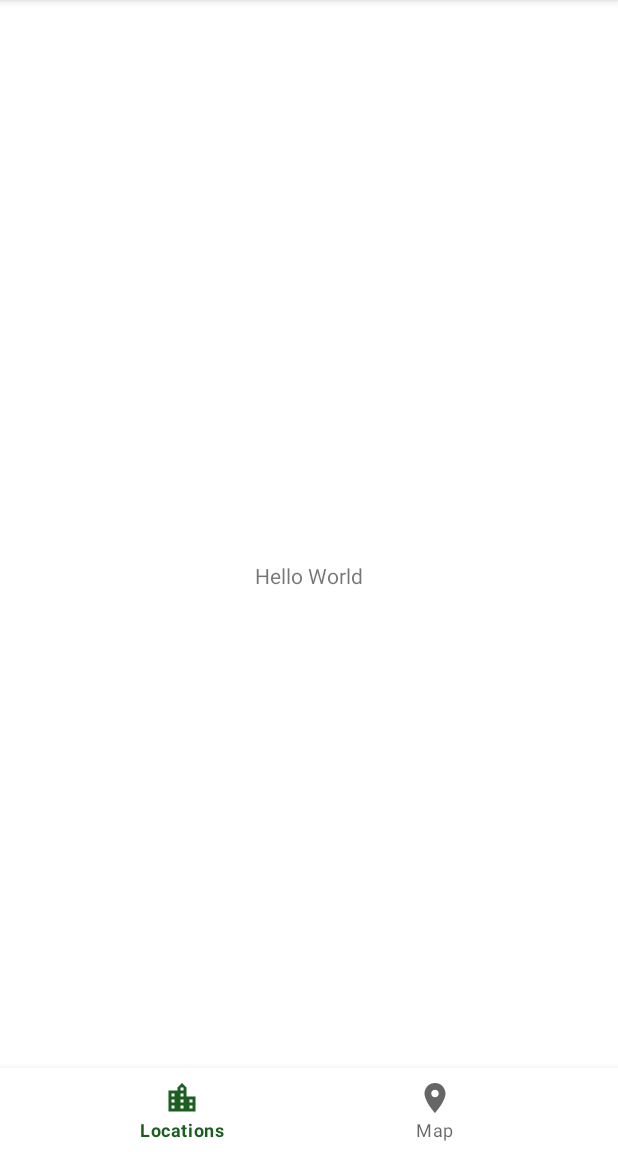
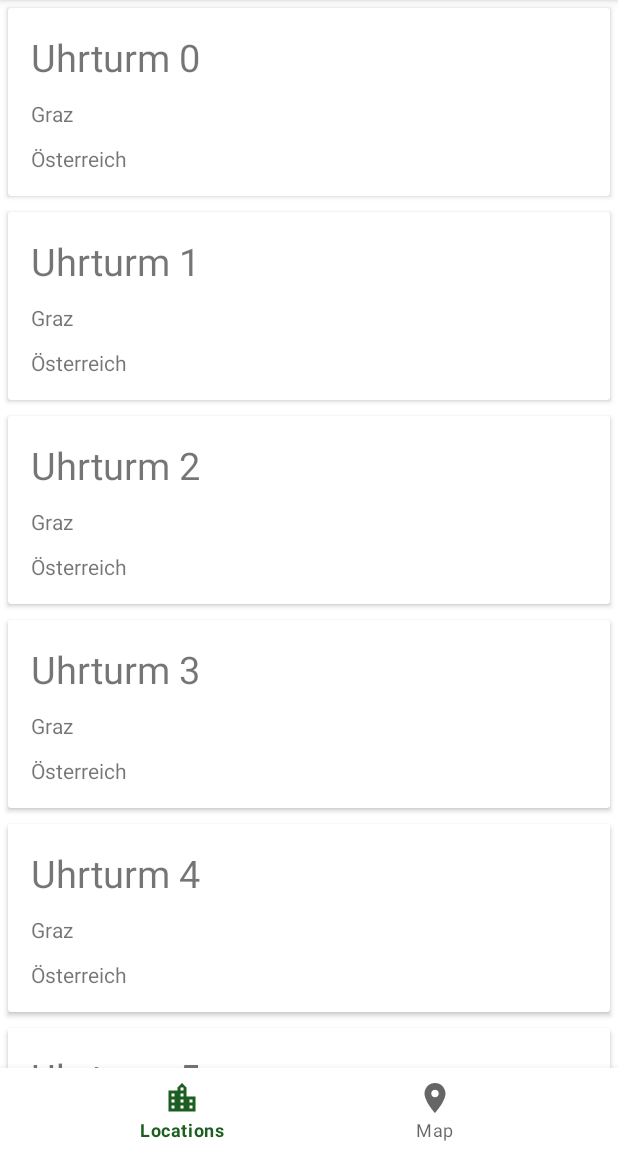
Before and after one commit to sadoMasupilami/eatitall, an Android app: the screen it shows after launch (MainActivity), on a phone screen of 412 x 824 dp, the part 84-1236 px from its top. Run offline under Robolectric (Android 15) with nearby library versions, the phone set to English and light mode, and no system bars.

Commit message:
recyclerview + adapter and list item layout

```diff
--- /dev/null
+++ b/app/src/main/java/at/fhjoanneum/airkoality/model/Location.java
@@ -0,0 +1,37 @@
+package at.fhjoanneum.airkoality.model;
+
+public class Location {
+    private String location;
+    private String city;
+    private String country;
+
+    public Location(String location, String city, String country) {
+        this.location = location;
+        this.city = city;
+        this.country = country;
+    }
+
+    public String getLocation() {
+        return location;
+    }
+
+    public void setLocation(String location) {
+        this.location = location;
+    }
+
+    public String getCity() {
+        return city;
+    }
+
+    public void setCity(String city) {
+        this.city = city;
+    }
+
+    public String getCountry() {
+        return country;
+    }
+
+    public void setCountry(String country) {
+        this.country = country;
+    }
+}
--- a/app/src/main/java/at/fhjoanneum/airkoality/ui/MainActivity.java
+++ b/app/src/main/java/at/fhjoanneum/airkoality/ui/MainActivity.java
@@ -1,15 +1,24 @@
 package at.fhjoanneum.airkoality.ui;
 
 import android.os.Bundle;
+import android.widget.TextView;
+import android.widget.Toast;
 
 import androidx.annotation.Nullable;
 import androidx.appcompat.app.AppCompatActivity;
+import androidx.recyclerview.widget.LinearLayoutManager;
+import androidx.recyclerview.widget.RecyclerView;
 
 import com.google.android.material.bottomnavigation.BottomNavigationView;
 
+import java.util.ArrayList;
+import java.util.List;
+
 import at.fhjoanneum.airkoality.R;
+import at.fhjoanneum.airkoality.model.Location;
+import at.fhjoanneum.airkoality.ui.adapter.LocationListAdapter;
 
-public class MainActivity extends AppCompatActivity {
+public class MainActivity extends AppCompatActivity implements LocationListAdapter.LocationItemClickListener {
 
     @Override
     protected void onCreate(@Nullable Bundle savedInstanceState) {
@@ -19,8 +28,24 @@ public class MainActivity extends AppCompatActivity {
 
         BottomNavigationView bottomNavigationView = findViewById(R.id.bnvMain);
 
+        RecyclerView rvLocations = findViewById(R.id.rvLocations);
+        rvLocations.setLayoutManager(new LinearLayoutManager(this));
+
+        List<Location> locations = new ArrayList<>();
+
+        for(int i =0; i< 100; i++) {
+            locations.add(new Location("Uhrturm " + i, "Graz", "Österreich"));
+        }
+
+        LocationListAdapter locationListAdapter = new LocationListAdapter(locations, this);
+        rvLocations.setAdapter(locationListAdapter);
         bottomNavigationView.setOnNavigationItemSelectedListener((menuItem) -> {
             return true;
         });
     }
+
+    @Override
+    public void onLocationItemClicked(Location location) {
+        Toast.makeText(this, location.getLocation(), Toast.LENGTH_SHORT).show();
+    }
 }
--- /dev/null
+++ b/app/src/main/java/at/fhjoanneum/airkoality/ui/adapter/LocationListAdapter.java
@@ -0,0 +1,78 @@
+package at.fhjoanneum.airkoality.ui.adapter;
+
+import android.view.LayoutInflater;
+import android.view.View;
+import android.view.ViewGroup;
+import android.widget.TextView;
+
+import androidx.annotation.NonNull;
+import androidx.core.content.ContextCompat;
+import androidx.recyclerview.widget.RecyclerView;
+
+import java.util.List;
+
+import at.fhjoanneum.airkoality.R;
+import at.fhjoanneum.airkoality.model.Location;
+
+public class LocationListAdapter extends RecyclerView.Adapter<LocationListAdapter.LocationViewHolder> {
+
+    private List<Location> locations;
+    private LocationItemClickListener itemClickListener;
+
+    public LocationListAdapter(List<Location> locations, LocationItemClickListener listener) {
+        this.locations = locations;
+        this.itemClickListener = listener;
+    }
+
+    @NonNull
+    @Override
+    public LocationViewHolder onCreateViewHolder(@NonNull ViewGroup parent, int viewType) {
+        View view = LayoutInflater.from(parent.getContext()).inflate(R.layout.location_list_item, parent, false);
+        return new LocationViewHolder(view);
+    }
+
+    @Override
+    public void onBindViewHolder(@NonNull LocationViewHolder holder, int position) {
+        holder.bindItem(locations.get(position));
+    }
+
+    @Override
+    public int getItemCount() {
+        return locations.size();
+    }
+
+    class LocationViewHolder extends RecyclerView.ViewHolder {
+        private TextView tvLocation;
+        private TextView tvCity;
+        private TextView tvCountry;
+
+        private View rootView;
+
+        public LocationViewHolder(@NonNull View itemView) {
+            super(itemView);
+
+            tvLocation = itemView.findViewById(R.id.tvLocation);
+            tvCity = itemView.findViewById(R.id.tvCity);
+            tvCountry = itemView.findViewById(R.id.tvCountry);
+            rootView = itemView.findViewById(R.id.cvLocation);
+
+        }
+
+        public void bindItem(Location location) {
+            tvLocation.setText(location.getLocation());
+            tvCountry.setText(location.getCountry());
+            tvCity.setText(location.getCity());
+
+            rootView.setOnClickListener(new View.OnClickListener() {
+                @Override
+                public void onClick(View view) {
+                    itemClickListener.onLocationItemClicked(location);
+                }
+            });
+        }
+    }
+
+    public interface LocationItemClickListener {
+        void onLocationItemClicked(Location location);
+    }
+}
--- a/app/src/main/res/layout/activity_main.xml
+++ b/app/src/main/res/layout/activity_main.xml
@@ -2,14 +2,17 @@
 <RelativeLayout xmlns:android="http://schemas.android.com/apk/res/android"
     xmlns:app="http://schemas.android.com/apk/res-auto"
     android:layout_width="match_parent"
-    android:layout_height="match_parent">
+    android:layout_height="match_parent"
+    xmlns:tools="http://schemas.android.com/tools">
 
-    <TextView
-        android:id="@+id/tvMain"
-        android:layout_width="wrap_content"
-        android:layout_height="wrap_content"
-        android:layout_centerInParent="true"
-        android:text="Hello World" />
+    <androidx.recyclerview.widget.RecyclerView
+        android:id="@+id/rvLocations"
+        android:layout_width="match_parent"
+        android:layout_height="match_parent"
+        android:layout_above="@id/bnvMain"
+        tools:listitem="@layout/location_list_item">
+
+    </androidx.recyclerview.widget.RecyclerView>
 
     <com.google.android.material.bottomnavigation.BottomNavigationView
         android:id="@+id/bnvMain"
--- /dev/null
+++ b/app/src/main/res/layout/location_list_item.xml
@@ -0,0 +1,41 @@
+<?xml version="1.0" encoding="utf-8"?>
+<androidx.cardview.widget.CardView xmlns:android="http://schemas.android.com/apk/res/android"
+    xmlns:tools="http://schemas.android.com/tools"
+    android:id="@+id/cvLocation"
+    android:foreground="?attr/selectableItemBackground"
+    android:layout_width="match_parent"
+    android:layout_height="wrap_content"
+    android:layout_margin="5dp">
+
+    <LinearLayout
+        android:layout_width="match_parent"
+        android:layout_height="match_parent"
+        android:orientation="vertical"
+        android:padding="10dp">
+
+        <TextView
+            android:id="@+id/tvLocation"
+            android:layout_width="wrap_content"
+            android:layout_height="wrap_content"
+            android:padding="5dp"
+            android:textSize="25sp"
+            tools:text="Location" />
+
+        <TextView
+            android:id="@+id/tvCity"
+            android:layout_width="wrap_content"
+            android:layout_height="wrap_content"
+            android:padding="5dp"
+            tools:text="City" />
+
+        <TextView
+            android:id="@+id/tvCountry"
+
+            android:layout_width="wrap_content"
+            android:layout_height="wrap_content"
+            android:padding="5dp"
+            tools:text="Country" />
+
+    </LinearLayout>
+
+</androidx.cardview.widget.CardView>
```
